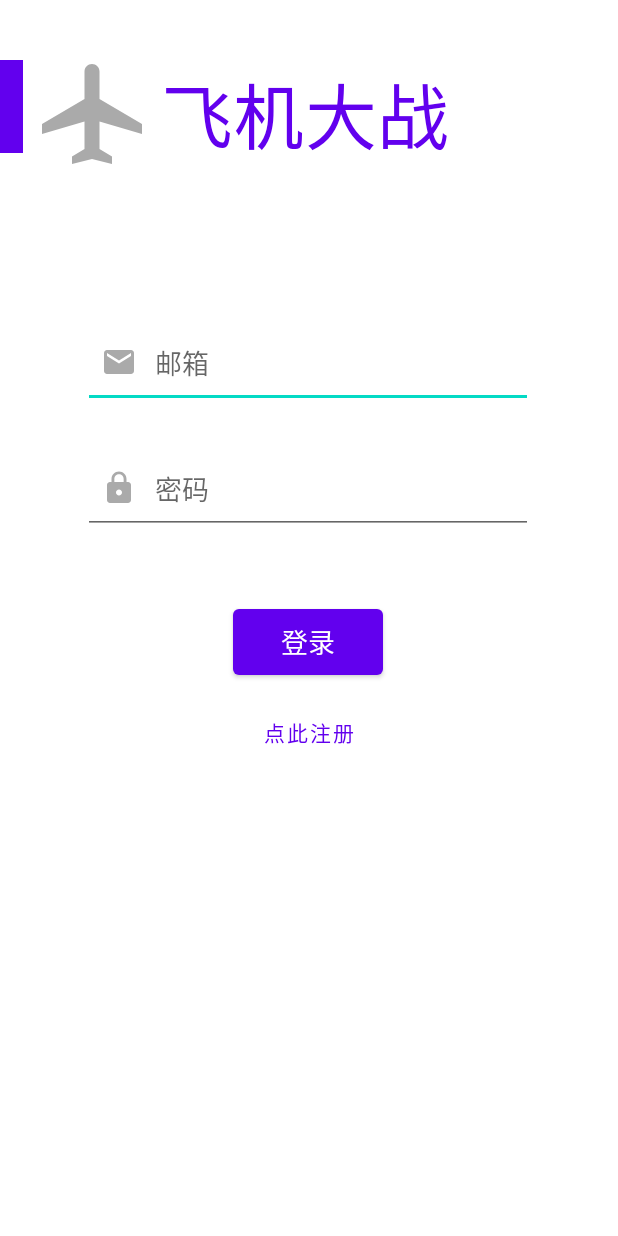
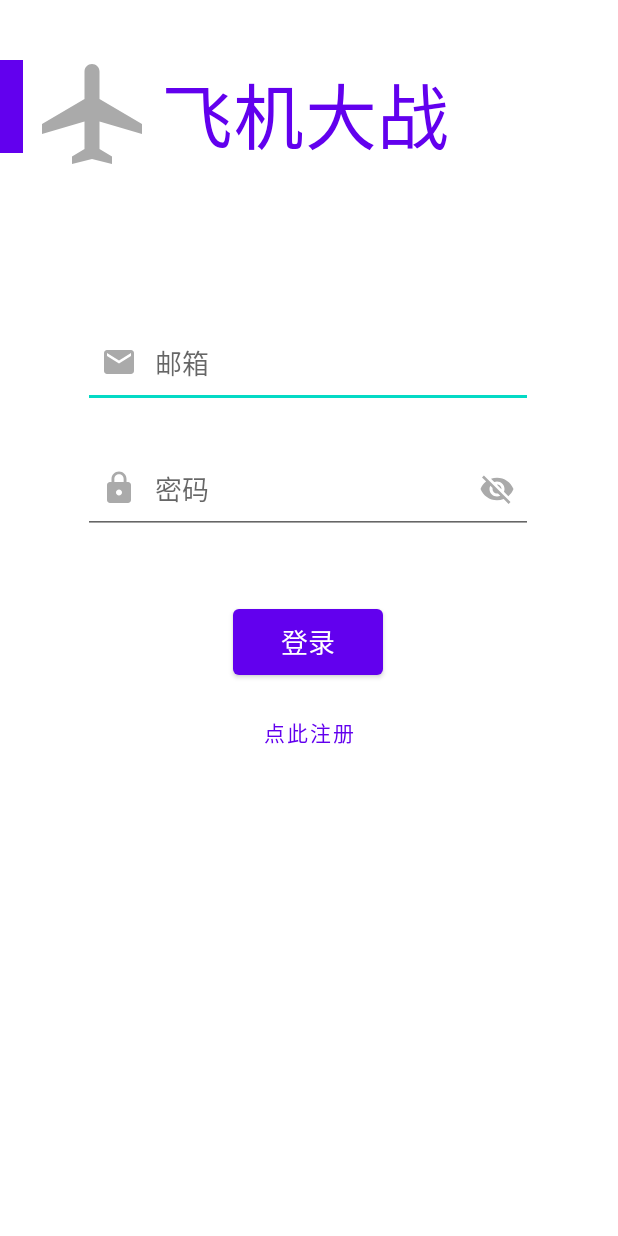
Before and after one commit to Cynthia-jia/Aircraftwar_android, an Android app: the screen it shows after launch (LoginActivity), on a phone screen of 412 x 824 dp. Run offline under Robolectric (Android 15) with nearby library versions, the phone set to English and light mode, and no system bars; libraries missing offline, so code that uses them is left out: org.litepal.

Commit message:
add password visible and invisible

```diff
--- a/app/src/main/java/com/hit/aircraft_war/LoginActivity.java
+++ b/app/src/main/java/com/hit/aircraft_war/LoginActivity.java
@@ -5,8 +5,12 @@
 
 import android.content.Intent;
 import android.os.Bundle;
+import android.text.method.HideReturnsTransformationMethod;
+import android.text.method.PasswordTransformationMethod;
+import android.text.method.TransformationMethod;
 import android.widget.Button;
 import android.widget.EditText;
+import android.widget.ImageView;
 import android.widget.Toast;
 
 import com.hit.aircraft_war.controller.ActivityController;
@@ -21,6 +25,9 @@
     private EditText etEmail;
     private EditText etPassword;
 
+    private ImageView displayPassword;
+    private boolean isHide = true;
+
     @Override
     protected void onCreate(Bundle savedInstanceState) {
         super.onCreate(savedInstanceState);
@@ -34,6 +41,7 @@
 
         Button loginBtn = findViewById(R.id.login_button);
         Button registerBtn = findViewById(R.id.reg_button);
+        displayPassword = findViewById(R.id.password_imageView);
         etEmail = findViewById(R.id.login_emailAddress);
         etPassword = findViewById(R.id.login_password);
 
@@ -44,6 +52,23 @@
         registerBtn.setOnClickListener(v -> {
             Intent intent = new Intent(LoginActivity.this, RegisterActivity.class);
             startActivity(intent);
+        });
+        //设置密码的可见与不可见
+        displayPassword.setImageResource(R.drawable.ic_baseline_visibility_off_24);
+        displayPassword.setOnClickListener(v -> {
+            if (isHide) {
+                displayPassword.setImageResource(R.drawable.ic_baseline_visibility_24);
+                HideReturnsTransformationMethod visibleMethod = HideReturnsTransformationMethod.getInstance();
+                etPassword.setTransformationMethod(visibleMethod);
+                isHide = false;
+            }else {
+                displayPassword.setImageResource(R.drawable.ic_baseline_visibility_off_24);
+                TransformationMethod invisibleMethod = PasswordTransformationMethod.getInstance();
+                etPassword.setTransformationMethod(invisibleMethod);
+                isHide = true;
+            }
+            int index = etPassword.getText().toString().length();
+            etPassword.setSelection(index);
         });
     }
 
--- /dev/null
+++ b/app/src/main/res/drawable/ic_baseline_visibility_24.xml
@@ -0,0 +1,5 @@
+<vector android:height="24dp"
+    android:viewportHeight="24" android:viewportWidth="24"
+    android:width="24dp" xmlns:android="http://schemas.android.com/apk/res/android">
+    <path android:fillColor="@android:color/darker_gray" android:pathData="M12,4.5C7,4.5 2.73,7.61 1,12c1.73,4.39 6,7.5 11,7.5s9.27,-3.11 11,-7.5c-1.73,-4.39 -6,-7.5 -11,-7.5zM12,17c-2.76,0 -5,-2.24 -5,-5s2.24,-5 5,-5 5,2.24 5,5 -2.24,5 -5,5zM12,9c-1.66,0 -3,1.34 -3,3s1.34,3 3,3 3,-1.34 3,-3 -1.34,-3 -3,-3z"/>
+</vector>
--- /dev/null
+++ b/app/src/main/res/drawable/ic_baseline_visibility_off_24.xml
@@ -0,0 +1,5 @@
+<vector android:height="24dp"
+    android:viewportHeight="24" android:viewportWidth="24"
+    android:width="24dp" xmlns:android="http://schemas.android.com/apk/res/android">
+    <path android:fillColor="@android:color/darker_gray" android:pathData="M12,7c2.76,0 5,2.24 5,5 0,0.65 -0.13,1.26 -0.36,1.83l2.92,2.92c1.51,-1.26 2.7,-2.89 3.43,-4.75 -1.73,-4.39 -6,-7.5 -11,-7.5 -1.4,0 -2.74,0.25 -3.98,0.7l2.16,2.16C10.74,7.13 11.35,7 12,7zM2,4.27l2.28,2.28 0.46,0.46C3.08,8.3 1.78,10.02 1,12c1.73,4.39 6,7.5 11,7.5 1.55,0 3.03,-0.3 4.38,-0.84l0.42,0.42L19.73,22 21,20.73 3.27,3 2,4.27zM7.53,9.8l1.55,1.55c-0.05,0.21 -0.08,0.43 -0.08,0.65 0,1.66 1.34,3 3,3 0.22,0 0.44,-0.03 0.65,-0.08l1.55,1.55c-0.67,0.33 -1.41,0.53 -2.2,0.53 -2.76,0 -5,-2.24 -5,-5 0,-0.79 0.2,-1.53 0.53,-2.2zM11.84,9.02l3.15,3.15 0.02,-0.16c0,-1.66 -1.34,-3 -3,-3l-0.17,0.01z"/>
+</vector>
--- a/app/src/main/res/layout/activity_login.xml
+++ b/app/src/main/res/layout/activity_login.xml
@@ -102,4 +102,14 @@
         app:layout_constraintTop_toTopOf="@+id/textView"
         app:srcCompat="@drawable/ic_baseline_airplanemode_active_24" />
 
+    <ImageView
+        android:id="@+id/password_imageView"
+        android:layout_width="wrap_content"
+        android:layout_height="wrap_content"
+        android:paddingEnd="12dp"
+        app:layout_constraintBottom_toBottomOf="@+id/login_password"
+        app:layout_constraintEnd_toEndOf="@+id/login_password"
+        app:layout_constraintTop_toTopOf="@+id/login_password"
+        android:contentDescription="@string/nothing" />
+
 </androidx.constraintlayout.widget.ConstraintLayout>
```
